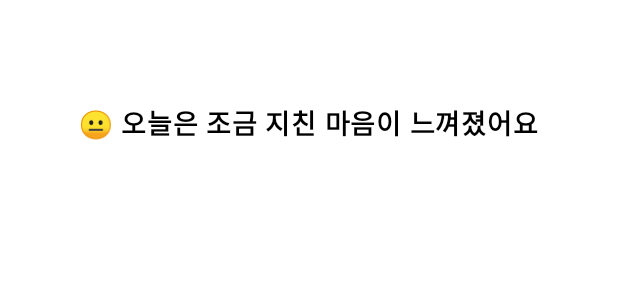
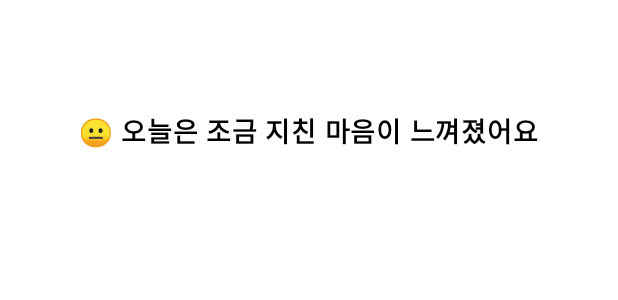
Before and after one commit to 2025AndroidTermProject/Hangyul, an Android app built with Jetpack Compose: the @Preview function EmotionAnalysisCardPreview, on a phone screen of 412 x 824 dp. Shown: the top 300 px of the screen. Run offline under Robolectric (Android 15) with nearby library versions, the phone set to English and light mode, and no system bars; network calls fail; Roboto replaces fonts that are not available here.

Commit message:
chore:메인화면 감정 카드 디자인 수정

```diff
--- a/app/src/main/java/com/android/hangyul/ui/screen/main/EmotionAnalysisCard.kt
+++ b/app/src/main/java/com/android/hangyul/ui/screen/main/EmotionAnalysisCard.kt
@@ -53,7 +53,8 @@ fun EmotionAnalysisCard(
 ) {
     Box(
         modifier = Modifier
-            .height(173.dp)
+            .fillMaxWidth()
+            .height(185.dp)
             .background(color = Color(0x40FFFFFF), shape = RoundedCornerShape(20.dp))
             .padding(18.dp)
     ) {
@@ -70,7 +71,7 @@ fun EmotionAnalysisCard(
                 fontFamily = FontFamily(Font(R.font.pretendard_semibold))
             )
 
-            Spacer(modifier = Modifier.height(12.dp))
+            Spacer(modifier = Modifier.height(17.dp))
 
             // 감정 분석 결과 (이모지 + 텍스트)
             Box(
@@ -85,7 +86,7 @@ fun EmotionAnalysisCard(
                 )
             }
 
-            Spacer(modifier = Modifier.height(12.dp))
+            Spacer(modifier = Modifier.height(17.dp))
 
             // 위로 격려 메시지
             Text(
--- a/app/src/main/java/com/android/hangyul/viewmodel/DiaryViewModel.kt
+++ b/app/src/main/java/com/android/hangyul/viewmodel/DiaryViewModel.kt
@@ -77,7 +77,7 @@ class DiaryViewModel(application: Application) : AndroidViewModel(application) {
 
                     // 당황 관련 감정
                     "당황", "고립된(당황한)", "남의 시선을 의식하는", "외로운", "열등감", "죄책감의", "부끄러운", "혼란스러운(당황한)", "한심한" ->
-                        "지금 느끼는 당혹감은 당연한 거예요. \n괜찮아요. 이 또한 지나갈 거예요."
+                        "지금 느끼는 그 감정은 당연한 거예요. \n괜찮아요. 이 또한 지나갈 거예요."
 
                     // 기쁨 관련 감정
                     "기쁨", "감사하는", "신뢰하는", "편안한", "만족스러운", "흥분", "느긋", "안도", "신이 난", "자신하는" ->
```
